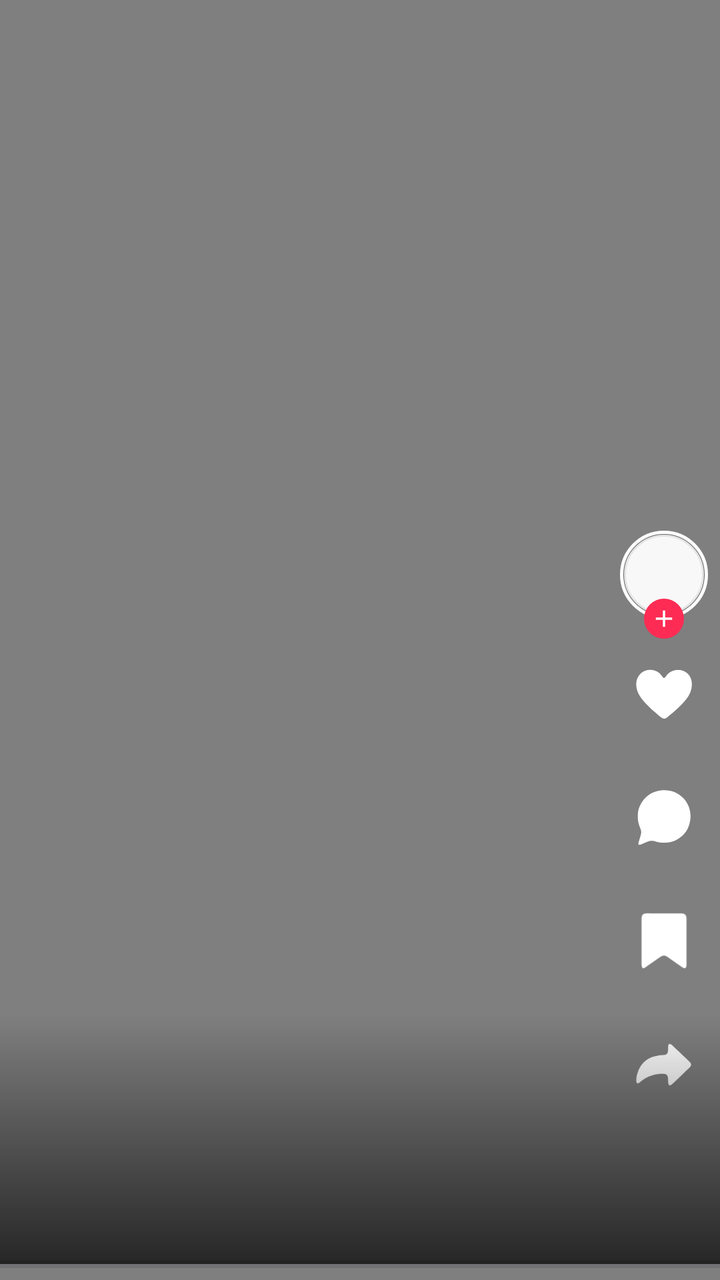
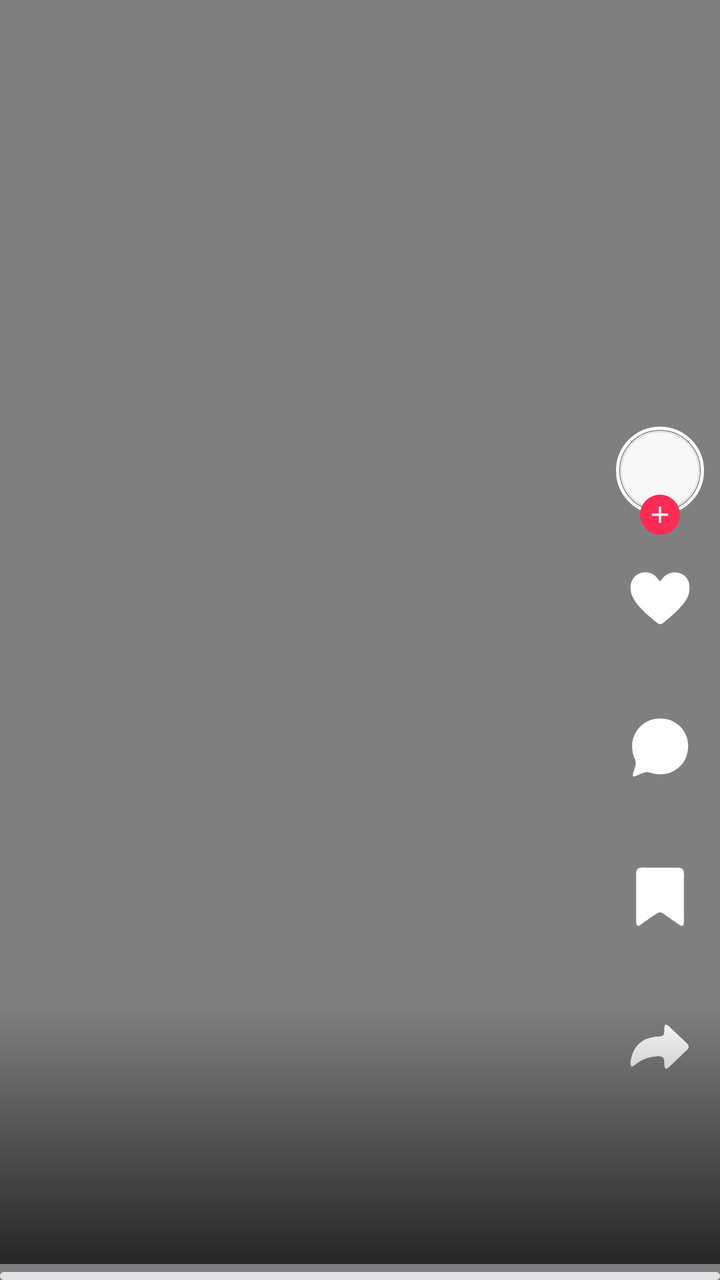

Before-and-after screenshots of an Android layout around one commit, followed by the original layout XML and the change that was made.
<!-- AndroidManifest.xml: application theme Theme.TikTokGrab -->
<!-- res/layout/item_offline.xml -->
<?xml version="1.0" encoding="utf-8"?>
<FrameLayout xmlns:android="http://schemas.android.com/apk/res/android"
    android:id="@+id/offlinePage"
    android:layout_width="match_parent"
    android:layout_height="match_parent"
    android:background="@android:color/black">

    <VideoView
        android:id="@+id/localVideo"
        android:layout_width="match_parent"
        android:layout_height="match_parent"
        android:layout_gravity="center" />

    <ImageView
        android:id="@+id/localPhoto"
        android:layout_width="match_parent"
        android:layout_height="match_parent"
        android:layout_gravity="center"
        android:contentDescription="@null"
        android:scaleType="centerCrop"
        android:visibility="gone" />

    <TextView
        android:id="@+id/localPause"
        android:layout_width="64dp"
        android:layout_height="64dp"
        android:layout_gravity="center"
        android:background="@drawable/play_bg"
        android:gravity="center"
        android:text="▶"
        android:textColor="@color/on_video"
        android:textSize="22sp"
        android:visibility="gone" />

    <ProgressBar
        android:id="@+id/localBar"
        style="?android:attr/progressBarStyleHorizontal"
        android:layout_width="match_parent"
        android:layout_height="wrap_content"
        android:layout_gravity="bottom"
        android:max="100"
        android:progressTint="@color/on_video" />

    <LinearLayout
        android:id="@+id/rail"
        android:layout_width="wrap_content"
        android:layout_height="wrap_content"
        android:layout_gravity="bottom|end"
        android:layout_marginEnd="6dp"
        android:layout_marginBottom="74dp"
        android:gravity="center_horizontal"
        android:orientation="vertical">

        <FrameLayout
            android:layout_width="wrap_content"
            android:layout_height="54dp">

            <ImageView
                android:id="@+id/railAvatar"
                android:layout_width="44dp"
                android:layout_height="44dp"
                android:layout_gravity="top|center_horizontal"
                android:background="@drawable/rail_avatar_ring"
                android:contentDescription="@null"
                android:padding="2dp"
                android:src="@drawable/avatar_ring" />

            <ImageView
                android:id="@+id/railFollow"
                android:layout_width="20dp"
                android:layout_height="20dp"
                android:layout_gravity="bottom|center_horizontal"
                android:background="@drawable/dot_accent"
                android:contentDescription="@null"
                android:padding="3dp"
                android:src="@drawable/ic_add" />
        </FrameLayout>

        <ImageView
            android:id="@+id/railLike"
            android:layout_width="32dp"
            android:layout_height="32dp"
            android:layout_marginTop="12dp"
            android:contentDescription="@null"
            android:src="@drawable/rail_heart" />

        <TextView
            android:id="@+id/railLikeCount"
            android:layout_width="wrap_content"
            android:layout_height="wrap_content"
            android:layout_marginTop="1dp"
            android:shadowColor="#80000000"
            android:shadowRadius="4"
            android:textColor="@color/on_video"
            android:textSize="12sp"
            android:textStyle="bold" />

        <ImageView
            android:id="@+id/railComment"
            android:layout_width="32dp"
            android:layout_height="32dp"
            android:layout_marginTop="12dp"
            android:contentDescription="@null"
            android:src="@drawable/rail_comment" />

        <TextView
            android:id="@+id/railCommentCount"
            android:layout_width="wrap_content"
            android:layout_height="wrap_content"
            android:layout_marginTop="1dp"
            android:shadowColor="#80000000"
            android:shadowRadius="4"
            android:textColor="@color/on_video"
            android:textSize="12sp"
            android:textStyle="bold" />

        <ImageView
            android:id="@+id/railMark"
            android:layout_width="32dp"
            android:layout_height="32dp"
            android:layout_marginTop="12dp"
            android:contentDescription="@null"
            android:src="@drawable/rail_bookmark" />

        <TextView
            android:id="@+id/railMarkCount"
            android:layout_width="wrap_content"
            android:layout_height="wrap_content"
            android:layout_marginTop="1dp"
            android:shadowColor="#80000000"
            android:shadowRadius="4"
            android:textColor="@color/on_video"
            android:textSize="12sp"
            android:textStyle="bold" />

        <ImageView
            android:id="@+id/railShare"
            android:layout_width="32dp"
            android:layout_height="32dp"
            android:layout_marginTop="12dp"
            android:contentDescription="@null"
            android:src="@drawable/rail_share" />

        <TextView
            android:id="@+id/railShareCount"
            android:layout_width="wrap_content"
            android:layout_height="wrap_content"
            android:layout_marginTop="1dp"
            android:shadowColor="#80000000"
            android:shadowRadius="4"
            android:textColor="@color/on_video"
            android:textSize="12sp"
            android:textStyle="bold" />
    </LinearLayout>

    <LinearLayout
        android:layout_width="match_parent"
        android:layout_height="wrap_content"
        android:layout_gravity="bottom"
        android:layout_marginBottom="8dp"
        android:background="@drawable/bottom_scrim"
        android:orientation="vertical"
        android:paddingStart="14dp"
        android:paddingTop="26dp"
        android:paddingEnd="76dp"
        android:paddingBottom="16dp">

        <TextView
            android:id="@+id/localAuthor"
            android:layout_width="wrap_content"
            android:layout_height="wrap_content"
            android:shadowColor="#80000000"
            android:shadowRadius="4"
            android:textColor="@color/on_video"
            android:textSize="15sp"
            android:textStyle="bold" />

        <TextView
            android:id="@+id/localCaption"
            android:layout_width="match_parent"
            android:layout_height="wrap_content"
            android:layout_marginTop="4dp"
            android:ellipsize="end"
            android:maxLines="2"
            android:shadowColor="#80000000"
            android:shadowRadius="4"
            android:textColor="@color/on_video"
            android:textSize="13sp" />

        <TextView
            android:id="@+id/localMore"
            android:layout_width="wrap_content"
            android:layout_height="wrap_content"
            android:layout_marginTop="2dp"
            android:paddingTop="2dp"
            android:paddingBottom="2dp"
            android:text="@string/see_more"
            android:textColor="@color/on_video"
            android:textSize="13sp"
            android:textStyle="bold"
            android:visibility="gone" />

        <TextView
            android:id="@+id/localSound"
            android:layout_width="match_parent"
            android:layout_height="wrap_content"
            android:layout_marginTop="6dp"
            android:ellipsize="marquee"
            android:shadowColor="#80000000"
            android:shadowRadius="4"
            android:singleLine="true"
            android:textColor="@color/on_video"
            android:textSize="13sp" />

        <TextView
            android:id="@+id/localMeta"
            android:layout_width="match_parent"
            android:layout_height="wrap_content"
            android:layout_marginTop="4dp"
            android:shadowColor="#80000000"
            android:shadowRadius="4"
            android:textColor="@color/on_video_muted"
            android:textSize="11sp" />
    </LinearLayout>

</FrameLayout>
<!-- resources referenced by this layout -->
<resources>
  <color name="on_video">#FFFFFF</color>
  <color name="on_video_muted">#AEB0BD</color>
  <string name="see_more">See more</string>
  <style name="Theme.TikTokGrab" parent="Theme.Material3.DayNight.NoActionBar">
          <item name="colorPrimary">@color/accent</item>
          <item name="colorOnPrimary">@color/on_accent</item>
          <item name="colorSecondary">@color/cyan</item>
          <item name="colorSurface">@color/card</item>
          <item name="colorOnSurface">@color/text</item>
          <item name="android:colorBackground">@color/bg</item>
          <item name="android:windowBackground">@color/bg</item>
          <item name="android:statusBarColor">@color/bg</item>
          <item name="android:navigationBarColor">@color/bg</item>
          <item name="android:windowLightStatusBar">@bool/light_status_bar</item>
          <item name="android:textViewStyle">@style/Widget.Grab.Text</item>
          <item name="materialButtonStyle">@style/Widget.Grab.Button</item>
          <item name="materialButtonOutlinedStyle">@style/Widget.Grab.Button.Outlined</item>
      </style>
  <color name="card">#F8F8F8</color>
  <color name="stroke">#E4E4E6</color>
  <color name="accent">#FE2C55</color>
  <color name="on_accent">#FFFFFF</color>
  <color name="cyan">#00A89B</color>
  <color name="text">#161823</color>
  <color name="bg">#FFFFFF</color>
  <style name="Widget.Grab.Text" parent="android:Widget.TextView">
          <item name="android:fontFamily">serif</item>
      </style>
  <style name="Widget.Grab.Button" parent="Widget.Material3.Button">
          <item name="android:fontFamily">serif</item>
          <item name="android:textAllCaps">false</item>
          <item name="cornerRadius">12dp</item>
      </style>
  <style name="Widget.Grab.Button.Outlined" parent="Widget.Material3.Button.OutlinedButton">
          <item name="android:fontFamily">serif</item>
          <item name="android:textAllCaps">false</item>
          <item name="cornerRadius">12dp</item>
      </style>
  <!-- unchanged entries left out for length: 10 -->
</resources>

<!-- the commit's change to res/layout/item_offline.xml (unified diff, before → after) -->
@@ -10,6 +10,15 @@
         android:layout_width="match_parent"
         android:layout_height="match_parent"
         android:layout_gravity="center" />
+
+    
+    <ImageView
+        android:id="@+id/localPoster"
+        android:layout_width="match_parent"
+        android:layout_height="match_parent"
+        android:layout_gravity="center"
+        android:contentDescription="@null"
+        android:scaleType="centerCrop" />
 
     <ImageView
         android:id="@+id/localPhoto"
@@ -36,10 +45,10 @@
         android:id="@+id/localBar"
         style="?android:attr/progressBarStyleHorizontal"
         android:layout_width="match_parent"
-        android:layout_height="wrap_content"
+        android:layout_height="4dp"
         android:layout_gravity="bottom"
         android:max="100"
-        android:progressTint="@color/on_video" />
+        android:progressDrawable="@drawable/progress_grab" />
 
     <LinearLayout
         android:id="@+id/rail"
@@ -78,11 +87,14 @@
 
         <ImageView
             android:id="@+id/railLike"
-            android:layout_width="32dp"
-            android:layout_height="32dp"
-            android:layout_marginTop="12dp"
-            android:contentDescription="@null"
-            android:src="@drawable/rail_heart" />
+            android:layout_width="@dimen/rail_touch"
+            android:layout_height="@dimen/rail_touch"
+            android:layout_marginTop="@dimen/space_s"
+            android:contentDescription="@null"
+            android:padding="@dimen/rail_pad"
+            android:scaleType="fitCenter"
+            android:src="@drawable/rail_heart"
+            android:stateListAnimator="@anim/grab_press_scale" />
 
         <TextView
             android:id="@+id/railLikeCount"
@@ -92,16 +104,19 @@
             android:shadowColor="#80000000"
             android:shadowRadius="4"
             android:textColor="@color/on_video"
-            android:textSize="12sp"
+            android:textSize="@dimen/text_caption"
             android:textStyle="bold" />
 
         <ImageView
             android:id="@+id/railComment"
-            android:layout_width="32dp"
-            android:layout_height="32dp"
-            android:layout_marginTop="12dp"
-            android:contentDescription="@null"
-            android:src="@drawable/rail_comment" />
+            android:layout_width="@dimen/rail_touch"
+            android:layout_height="@dimen/rail_touch"
+            android:layout_marginTop="@dimen/space_s"
+            android:contentDescription="@null"
+            android:padding="@dimen/rail_pad"
+            android:scaleType="fitCenter"
+            android:src="@drawable/rail_comment"
+            android:stateListAnimator="@anim/grab_press_scale" />
 
         <TextView
             android:id="@+id/railCommentCount"
@@ -111,16 +126,19 @@
             android:shadowColor="#80000000"
             android:shadowRadius="4"
             android:textColor="@color/on_video"
-            android:textSize="12sp"
+            android:textSize="@dimen/text_caption"
             android:textStyle="bold" />
 
         <ImageView
             android:id="@+id/railMark"
-            android:layout_width="32dp"
-            android:layout_height="32dp"
-            android:layout_marginTop="12dp"
-            android:contentDescription="@null"
-            android:src="@drawable/rail_bookmark" />
+            android:layout_width="@dimen/rail_touch"
+            android:layout_height="@dimen/rail_touch"
+            android:layout_marginTop="@dimen/space_s"
+            android:contentDescription="@null"
+            android:padding="@dimen/rail_pad"
+            android:scaleType="fitCenter"
+            android:src="@drawable/rail_bookmark"
+            android:stateListAnimator="@anim/grab_press_scale" />
 
         <TextView
             android:id="@+id/railMarkCount"
@@ -130,16 +148,19 @@
             android:shadowColor="#80000000"
             android:shadowRadius="4"
             android:textColor="@color/on_video"
-            android:textSize="12sp"
+            android:textSize="@dimen/text_caption"
             android:textStyle="bold" />
 
         <ImageView
             android:id="@+id/railShare"
-            android:layout_width="32dp"
-            android:layout_height="32dp"
-            android:layout_marginTop="12dp"
-            android:contentDescription="@null"
-            android:src="@drawable/rail_share" />
+            android:layout_width="@dimen/rail_touch"
+            android:layout_height="@dimen/rail_touch"
+            android:layout_marginTop="@dimen/space_s"
+            android:contentDescription="@null"
+            android:padding="@dimen/rail_pad"
+            android:scaleType="fitCenter"
+            android:src="@drawable/rail_share"
+            android:stateListAnimator="@anim/grab_press_scale" />
 
         <TextView
             android:id="@+id/railShareCount"
@@ -149,7 +170,7 @@
             android:shadowColor="#80000000"
             android:shadowRadius="4"
             android:textColor="@color/on_video"
-            android:textSize="12sp"
+            android:textSize="@dimen/text_caption"
             android:textStyle="bold" />
     </LinearLayout>
 
@@ -172,7 +193,7 @@
             android:shadowColor="#80000000"
             android:shadowRadius="4"
             android:textColor="@color/on_video"
-            android:textSize="15sp"
+            android:textSize="@dimen/text_row"
             android:textStyle="bold" />
 
         <TextView
@@ -220,7 +241,7 @@
             android:shadowColor="#80000000"
             android:shadowRadius="4"
             android:textColor="@color/on_video_muted"
-            android:textSize="11sp" />
+            android:textSize="@dimen/text_caption" />
     </LinearLayout>
 
 </FrameLayout>
<!-- resource entries referenced after the edit -->
@@ -2,6 +2,37 @@
 <resources>
   <color name="on_video">#FFFFFF</color>
   <color name="on_video_muted">#AEB0BD</color>
+  <dimen name="rail_pad">7dp</dimen>
+  <dimen name="rail_touch">48dp</dimen>
+  <dimen name="space_s">8dp</dimen>
+  <dimen name="text_caption">13sp</dimen>
+  <dimen name="text_row">16sp</dimen>
+  <!-- drawable progress_grab (drawable) -->
+  <?xml version="1.0" encoding="utf-8"?>
+  <layer-list xmlns:android="http://schemas.android.com/apk/res/android">
+      <item android:id="@android:id/background">
+          <shape android:shape="rectangle">
+              <corners android:radius="3dp" />
+              <solid android:color="@color/stroke" />
+          </shape>
+      </item>
+      <item android:id="@android:id/secondaryProgress">
+          <clip>
+              <shape android:shape="rectangle">
+                  <corners android:radius="3dp" />
+                  <solid android:color="@color/cyan" />
+              </shape>
+          </clip>
+      </item>
+      <item android:id="@android:id/progress">
+          <clip>
+              <shape android:shape="rectangle">
+                  <corners android:radius="3dp" />
+                  <solid android:color="@color/accent" />
+              </shape>
+          </clip>
+      </item>
+  </layer-list>
   <string name="see_more">See more</string>
   <style name="Theme.TikTokGrab" parent="Theme.Material3.DayNight.NoActionBar">
           <item name="colorPrimary">@color/accent</item>
@@ -17,6 +48,7 @@
           <item name="android:textViewStyle">@style/Widget.Grab.Text</item>
           <item name="materialButtonStyle">@style/Widget.Grab.Button</item>
           <item name="materialButtonOutlinedStyle">@style/Widget.Grab.Button.Outlined</item>
+          <item name="android:windowAnimationStyle">@style/Animation.Grab.Window</item>
       </style>
   <color name="card">#F8F8F8</color>
   <color name="stroke">#E4E4E6</color>
@@ -32,12 +64,23 @@
           <item name="android:fontFamily">serif</item>
           <item name="android:textAllCaps">false</item>
           <item name="cornerRadius">12dp</item>
+          <item name="android:minHeight">@dimen/touch_min</item>
+          <item name="android:stateListAnimator">@anim/grab_press_scale</item>
       </style>
   <style name="Widget.Grab.Button.Outlined" parent="Widget.Material3.Button.OutlinedButton">
           <item name="android:fontFamily">serif</item>
           <item name="android:textAllCaps">false</item>
           <item name="cornerRadius">12dp</item>
+          <item name="android:minHeight">@dimen/touch_min</item>
+          <item name="android:stateListAnimator">@anim/grab_press_scale</item>
       </style>
+  <style name="Animation.Grab.Window" parent="@android:style/Animation.Activity">
+          <item name="android:activityOpenEnterAnimation">@anim/grab_screen_enter</item>
+          <item name="android:activityOpenExitAnimation">@anim/grab_screen_exit</item>
+          <item name="android:activityCloseEnterAnimation">@anim/grab_close_enter</item>
+          <item name="android:activityCloseExitAnimation">@anim/grab_close_exit</item>
+      </style>
+  <dimen name="touch_min">48dp</dimen>
   <!-- unchanged entries left out for length: 10 -->
 </resources>
 
